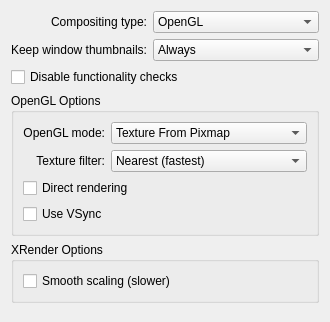
KDE/kwin, file kcmkwin/kwincompositing/advanced.ui: the form before one commit.
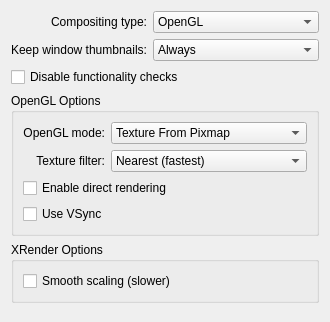
The form after the commit.

Commit message: Touch-up cube, sphere and cylinder panel GUIs. Fixed direct rendering label.

What changed in the file:
```diff
--- a/kcmkwin/kwincompositing/advanced.ui
+++ b/kcmkwin/kwincompositing/advanced.ui
@@ -107,7 +107,7 @@
       <item row="2" column="0" colspan="2" >
        <widget class="QCheckBox" name="glDirect" >
         <property name="text" >
-         <string>Direct rendering</string>
+         <string>Enable direct rendering</string>
         </property>
        </widget>
       </item>
```
The commit also changes 4 other files.
